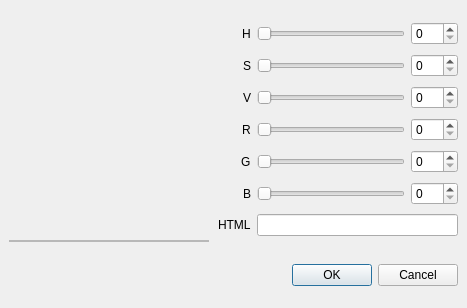
The window that RetroEDv2/tools/paletteeditor/colourdialog.ui (RSDKModding/RetroED) describes before a commit, drawn with Qt 5.
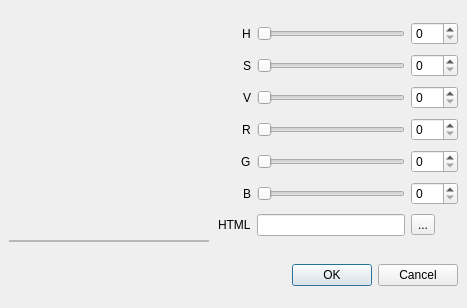
The same window after the commit. Icons and pictures are not drawn. Custom widgets are drawn as their Qt base class.

Commit message:
Add Color Picker button to Palette Editor
Request #123

The edit to the form file:
```diff
--- a/RetroEDv2/tools/paletteeditor/colourdialog.ui
+++ b/RetroEDv2/tools/paletteeditor/colourdialog.ui
@@ -154,9 +154,6 @@
      <property name="horizontalSpacing">
       <number>6</number>
      </property>
-     <item row="7" column="1" colspan="2">
-      <widget class="color_widgets::ColorLineEdit" name="htmlInput"/>
-     </item>
      <item row="0" column="2">
       <widget class="QSpinBox" name="hSpin">
        <property name="maximum">
@@ -383,6 +380,26 @@
        </property>
       </widget>
      </item>
+     <item row="7" column="1">
+      <widget class="color_widgets::ColorLineEdit" name="htmlInput"/>
+     </item>
+     <item row="7" column="2">
+      <widget class="QToolButton" name="colorPick">
+       <property name="toolTip">
+        <string>Color picker (Press and Hold left click)</string>
+       </property>
+       <property name="text">
+        <string>...</string>
+       </property>
+       <property name="icon">
+        <iconset resource="../../resources.qrc">
+         <normaloff>:/icons/ic_colorpick_48px.svg</normaloff>:/icons/ic_colorpick_48px.svg</iconset>
+       </property>
+       <property name="checkable">
+        <bool>false</bool>
+       </property>
+      </widget>
+     </item>
     </layout>
    </item>
   </layout>
```
The commit also changes 4 other files.
